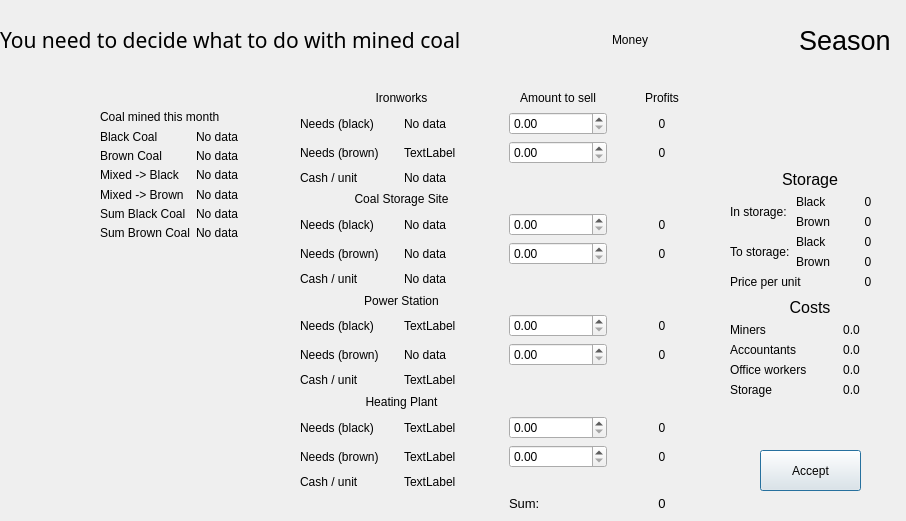
The window that newmonthdialog.ui (foltysM/Mine-Simulator-Cpp) describes before a commit, drawn with Qt 5.
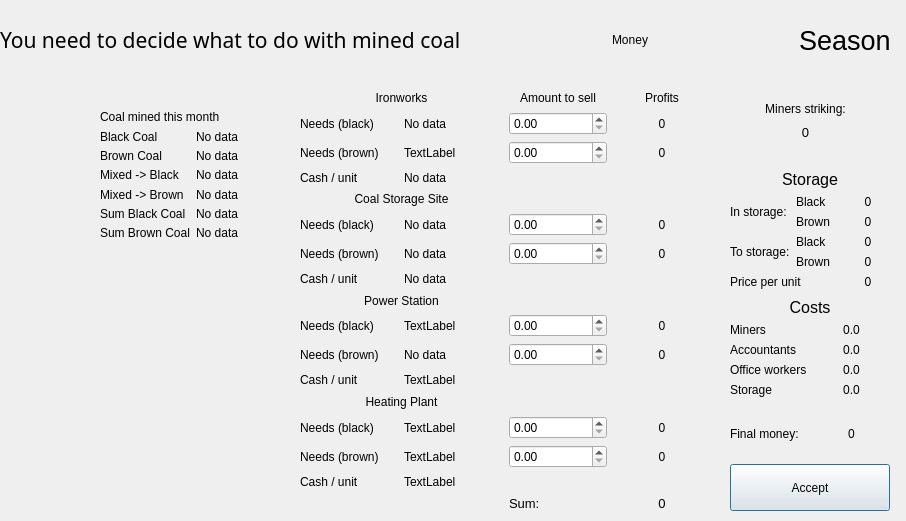
The same window after the commit. Icons and pictures are not drawn.

What changed in the file:
```diff
--- a/newmonthdialog.ui
+++ b/newmonthdialog.ui
@@ -120,19 +120,6 @@
     </item>
    </layout>
   </widget>
-  <widget class="QPushButton" name="acceptButton">
-   <property name="geometry">
-    <rect>
-     <x>760</x>
-     <y>450</y>
-     <width>101</width>
-     <height>41</height>
-    </rect>
-   </property>
-   <property name="text">
-    <string>Accept</string>
-   </property>
-  </widget>
   <widget class="QWidget" name="gridLayoutWidget_3">
    <property name="geometry">
     <rect>
@@ -765,7 +752,7 @@
        </widget>
       </item>
       <item row="1" column="1">
-       <widget class="QLabel" name="label_39">
+       <widget class="QLabel" name="labelCostsMiners">
         <property name="text">
          <string>0.0</string>
         </property>
@@ -790,7 +777,7 @@
        </widget>
       </item>
       <item row="2" column="1">
-       <widget class="QLabel" name="label_40">
+       <widget class="QLabel" name="labelCostsAccountants">
         <property name="text">
          <string>0.0</string>
         </property>
@@ -800,19 +787,89 @@
        </widget>
       </item>
       <item row="3" column="1">
+       <widget class="QLabel" name="labelCostsOfficeWorkers">
+        <property name="text">
+         <string>0.0</string>
+        </property>
+        <property name="alignment">
+         <set>Qt::AlignCenter</set>
+        </property>
+       </widget>
+      </item>
+      <item row="4" column="1">
+       <widget class="QLabel" name="labelCostsStorage">
+        <property name="text">
+         <string>0.0</string>
+        </property>
+        <property name="alignment">
+         <set>Qt::AlignCenter</set>
+        </property>
+       </widget>
+      </item>
+     </layout>
+    </item>
+   </layout>
+  </widget>
+  <widget class="QWidget" name="verticalLayoutWidget_2">
+   <property name="geometry">
+    <rect>
+     <x>760</x>
+     <y>100</y>
+     <width>91</width>
+     <height>41</height>
+    </rect>
+   </property>
+   <layout class="QVBoxLayout" name="verticalLayout_2">
+    <item>
+     <widget class="QLabel" name="label_39">
+      <property name="text">
+       <string>Miners striking:</string>
+      </property>
+      <property name="alignment">
+       <set>Qt::AlignCenter</set>
+      </property>
+     </widget>
+    </item>
+    <item>
+     <widget class="QLabel" name="labelMinersStriking">
+      <property name="font">
+       <font>
+        <pointsize>10</pointsize>
+       </font>
+      </property>
+      <property name="text">
+       <string>0</string>
+      </property>
+      <property name="alignment">
+       <set>Qt::AlignCenter</set>
+      </property>
+     </widget>
+    </item>
+   </layout>
+  </widget>
+  <widget class="QWidget" name="verticalLayoutWidget_3">
+   <property name="geometry">
+    <rect>
+     <x>730</x>
+     <y>410</y>
+     <width>160</width>
+     <height>101</height>
+    </rect>
+   </property>
+   <layout class="QVBoxLayout" name="verticalLayout_3">
+    <item>
+     <layout class="QHBoxLayout" name="horizontalLayout">
+      <item>
        <widget class="QLabel" name="label_41">
         <property name="text">
-         <string>0.0</string>
-        </property>
-        <property name="alignment">
-         <set>Qt::AlignCenter</set>
+         <string>Final money:</string>
         </property>
        </widget>
       </item>
-      <item row="4" column="1">
-       <widget class="QLabel" name="label_42">
+      <item>
+       <widget class="QLabel" name="label_40">
         <property name="text">
-         <string>0.0</string>
+         <string>0</string>
         </property>
         <property name="alignment">
          <set>Qt::AlignCenter</set>
@@ -821,6 +878,19 @@
       </item>
      </layout>
     </item>
+    <item>
+     <widget class="QPushButton" name="acceptButton">
+      <property name="sizePolicy">
+       <sizepolicy hsizetype="Minimum" vsizetype="Preferred">
+        <horstretch>0</horstretch>
+        <verstretch>0</verstretch>
+       </sizepolicy>
+      </property>
+      <property name="text">
+       <string>Accept</string>
+      </property>
+     </widget>
+    </item>
    </layout>
   </widget>
  </widget>
```
Left out of the diff: 2 changed lines with no effect on the pictures.
